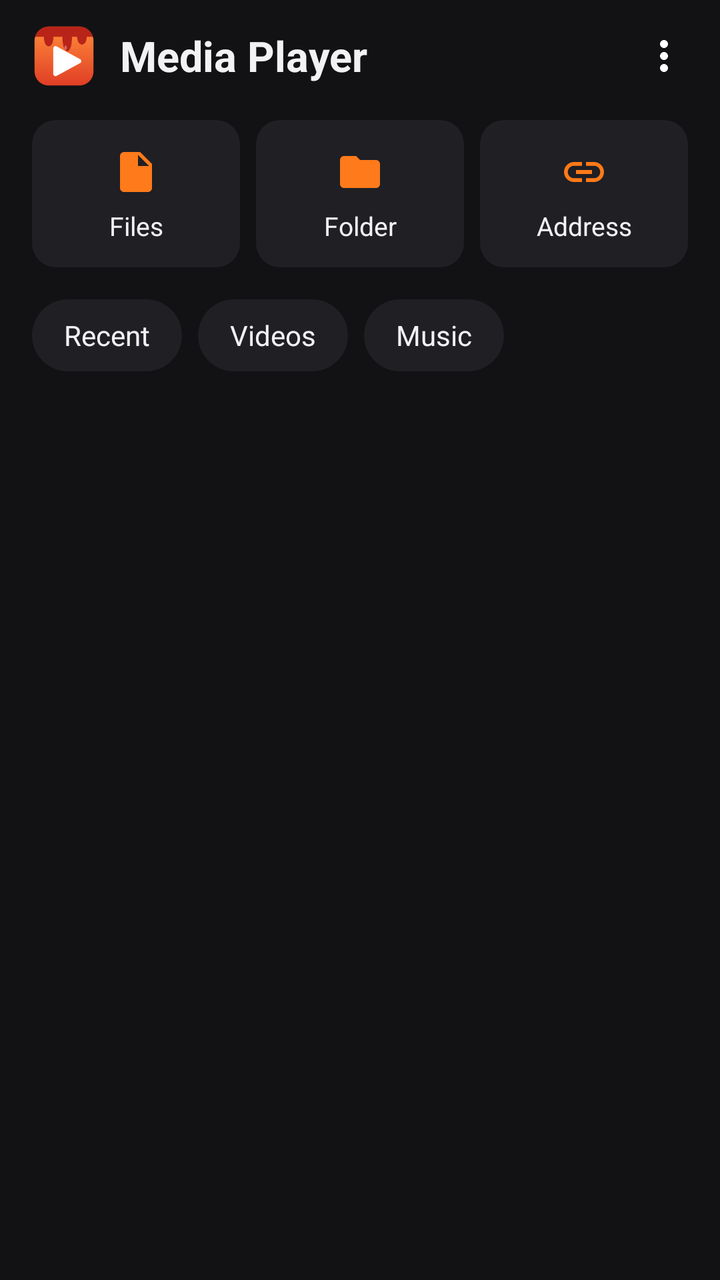
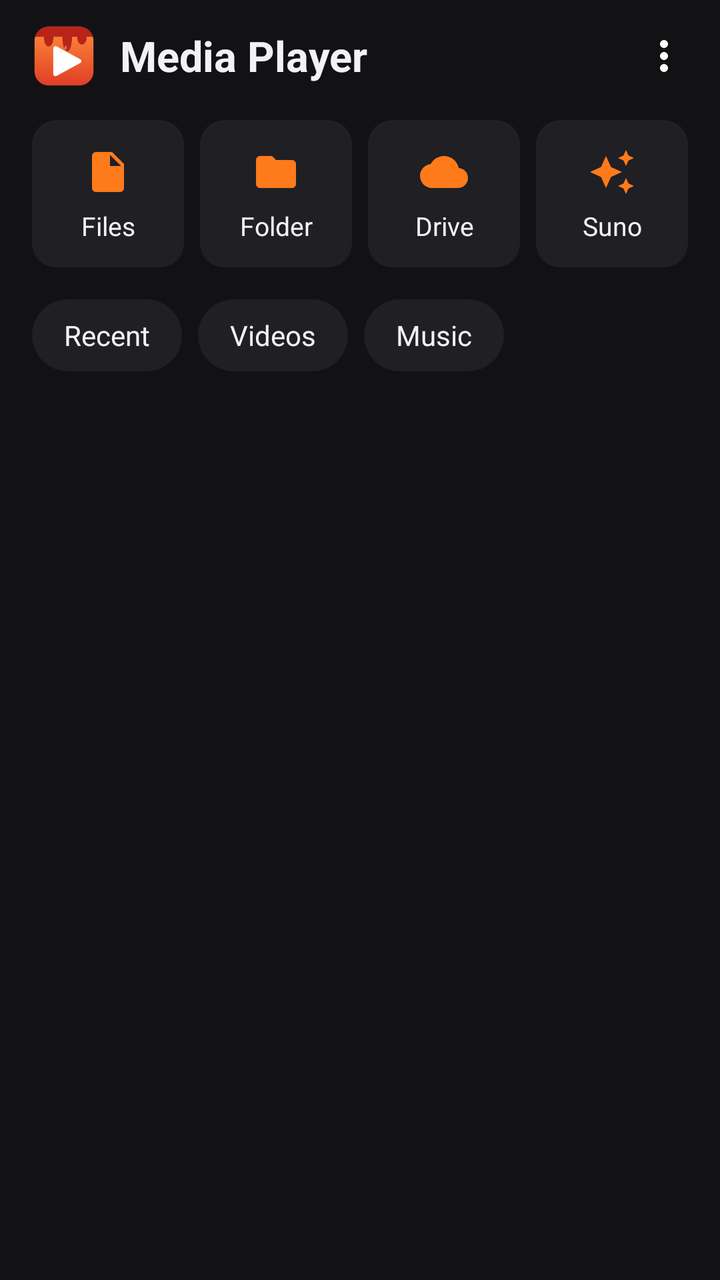

The first picture is an Android layout as it rendered before a commit; the second is the same layout after the commit. The layout source and the unified diff follow.
<!-- AndroidManifest.xml: application theme Theme.MediaPlayer -->
<!-- res/layout/activity_main.xml -->
<?xml version="1.0" encoding="utf-8"?>
<LinearLayout xmlns:android="http://schemas.android.com/apk/res/android"
    xmlns:app="http://schemas.android.com/apk/res-auto"
    android:id="@+id/root"
    android:layout_width="match_parent"
    android:layout_height="match_parent"
    android:orientation="vertical"
    android:background="@color/background">

    <LinearLayout
        android:layout_width="match_parent"
        android:layout_height="56dp"
        android:gravity="center_vertical"
        android:paddingStart="16dp"
        android:paddingEnd="4dp">
        <ImageView
            android:layout_width="32dp"
            android:layout_height="32dp"
            android:src="@mipmap/ic_launcher"
            android:importantForAccessibility="no" />
        <TextView
            android:layout_width="0dp"
            android:layout_height="wrap_content"
            android:layout_weight="1"
            android:layout_marginStart="12dp"
            android:text="@string/app_name"
            android:textColor="@color/text"
            android:textSize="21sp"
            android:textStyle="bold" />
        <ImageButton
            android:id="@+id/menu"
            style="@style/PlayerButton"
            android:src="@drawable/ic_more"
            android:contentDescription="@string/more" />
    </LinearLayout>

    <LinearLayout
        android:layout_width="match_parent"
        android:layout_height="wrap_content"
        android:paddingStart="12dp"
        android:paddingEnd="12dp">
        <TextView
            android:id="@+id/openFiles"
            style="@style/OpenButton"
            android:text="@string/open_files"
            app:drawableTopCompat="@drawable/ic_file" />
        <TextView
            android:id="@+id/openFolder"
            style="@style/OpenButton"
            android:text="@string/open_folder"
            app:drawableTopCompat="@drawable/ic_folder" />
        <TextView
            android:id="@+id/openAddress"
            style="@style/OpenButton"
            android:text="@string/open_address"
            app:drawableTopCompat="@drawable/ic_link" />
    </LinearLayout>

    <LinearLayout
        android:layout_width="match_parent"
        android:layout_height="wrap_content"
        android:paddingStart="16dp"
        android:paddingTop="12dp"
        android:paddingEnd="16dp"
        android:paddingBottom="8dp">
        <TextView android:id="@+id/tabRecent" style="@style/Chip" android:text="@string/tab_recent" />
        <TextView android:id="@+id/tabVideos" style="@style/Chip" android:text="@string/tab_videos" />
        <TextView android:id="@+id/tabMusic" style="@style/Chip" android:text="@string/tab_music" />
    </LinearLayout>

    <FrameLayout
        android:layout_width="match_parent"
        android:layout_height="0dp"
        android:layout_weight="1">
        <androidx.recyclerview.widget.RecyclerView
            android:id="@+id/list"
            android:layout_width="match_parent"
            android:layout_height="match_parent"
            android:clipToPadding="false"
            android:paddingBottom="8dp" />
        <LinearLayout
            android:id="@+id/empty"
            android:layout_width="match_parent"
            android:layout_height="wrap_content"
            android:layout_gravity="center"
            android:gravity="center"
            android:orientation="vertical"
            android:padding="32dp"
            android:visibility="gone">
            <TextView
                android:id="@+id/emptyText"
                android:layout_width="wrap_content"
                android:layout_height="wrap_content"
                android:gravity="center"
                android:textColor="@color/text_dim"
                android:textSize="16sp" />
            <Button
                android:id="@+id/allow"
                android:layout_width="wrap_content"
                android:layout_height="wrap_content"
                android:layout_marginTop="16dp"
                android:text="@string/allow"
                android:visibility="gone" />
        </LinearLayout>
    </FrameLayout>

    <LinearLayout
        android:id="@+id/nowPlaying"
        android:layout_width="match_parent"
        android:layout_height="64dp"
        android:layout_margin="8dp"
        android:background="@drawable/card"
        android:gravity="center_vertical"
        android:paddingStart="12dp"
        android:paddingEnd="4dp"
        android:visibility="gone">
        <ImageView
            android:id="@+id/nowIcon"
            android:layout_width="40dp"
            android:layout_height="40dp"
            android:padding="6dp"
            android:src="@drawable/ic_music"
            android:importantForAccessibility="no"
            app:tint="@color/accent" />
        <LinearLayout
            android:layout_width="0dp"
            android:layout_height="wrap_content"
            android:layout_weight="1"
            android:layout_marginStart="10dp"
            android:orientation="vertical">
            <TextView
                android:id="@+id/nowTitle"
                android:layout_width="match_parent"
                android:layout_height="wrap_content"
                android:ellipsize="end"
                android:maxLines="1"
                android:textColor="@color/text"
                android:textSize="15sp" />
            <TextView
                android:id="@+id/nowDetail"
                android:layout_width="match_parent"
                android:layout_height="wrap_content"
                android:ellipsize="end"
                android:maxLines="1"
                android:textColor="@color/text_dim"
                android:textSize="13sp" />
        </LinearLayout>
        <ImageButton
            android:id="@+id/nowPlay"
            style="@style/PlayerButton"
            android:src="@drawable/ic_play"
            android:contentDescription="@string/play" />
        <ImageButton
            android:id="@+id/nowNext"
            style="@style/PlayerButton"
            android:src="@drawable/ic_next"
            android:contentDescription="@string/next" />
    </LinearLayout>
</LinearLayout>
<!-- resources referenced by this layout -->
<resources>
  <color name="accent">#FFFF7A1A</color>
  <color name="background">#FF121214</color>
  <color name="text">#FFF2F2F5</color>
  <color name="text_dim">#FFA4A4AE</color>
  <!-- drawable card (drawable) -->
  <ripple xmlns:android="http://schemas.android.com/apk/res/android" android:color="#22FFFFFF">
      <item><shape><corners android:radius="12dp" /><solid android:color="@color/surface" /></shape></item>
  </ripple>
  <!-- drawable ic_link (drawable) -->
  <vector xmlns:android="http://schemas.android.com/apk/res/android"
      android:width="24dp" android:height="24dp" android:viewportWidth="24" android:viewportHeight="24"
      android:tint="?attr/colorControlNormal">
      <path android:fillColor="@android:color/white" android:pathData="M3.9,12c0,-1.71 1.39,-3.1 3.1,-3.1h4V7H7c-2.76,0 -5,2.24 -5,5s2.24,5 5,5h4v-1.9H7c-1.71,0 -3.1,-1.39 -3.1,-3.1zM8,13h8v-2H8v2zm9,-6h-4v1.9h4c1.71,0 3.1,1.39 3.1,3.1s-1.39,3.1 -3.1,3.1h-4V17h4c2.76,0 5,-2.24 5,-5s-2.24,-5 -5,-5z" />
  </vector>
  <!-- drawable ic_next (drawable) -->
  <vector xmlns:android="http://schemas.android.com/apk/res/android"
      android:width="24dp" android:height="24dp" android:viewportWidth="24" android:viewportHeight="24"
      android:tint="?attr/colorControlNormal">
      <path android:fillColor="@android:color/white" android:pathData="M6,18l8.5,-6L6,6v12zM16,6v12h2V6h-2z" />
  </vector>
  <!-- drawable ic_play (drawable) -->
  <vector xmlns:android="http://schemas.android.com/apk/res/android"
      android:width="24dp" android:height="24dp" android:viewportWidth="24" android:viewportHeight="24"
      android:tint="?attr/colorControlNormal">
      <path android:fillColor="@android:color/white" android:pathData="M8,5v14l11,-7z" />
  </vector>
  <string name="allow">Allow</string>
  <string name="app_name">Media Player</string>
  <string name="more">More</string>
  <string name="next">Next</string>
  <string name="open_address">Address</string>
  <string name="open_files">Files</string>
  <string name="open_folder">Folder</string>
  <string name="play">Play</string>
  <string name="tab_music">Music</string>
  <string name="tab_recent">Recent</string>
  <string name="tab_videos">Videos</string>
  <style name="PlayerButton">
          <item name="android:layout_width">48dp</item>
          <item name="android:layout_height">48dp</item>
          <item name="android:padding">12dp</item>
          <item name="android:scaleType">fitCenter</item>
          <item name="android:background">?attr/selectableItemBackgroundBorderless</item>
          <item name="tint">@android:color/white</item>
      </style>
  <color name="surface">#FF1F1F24</color>
  <!-- drawable chip (drawable) -->
  <selector xmlns:android="http://schemas.android.com/apk/res/android">
      <item android:state_selected="true"><shape><corners android:radius="18dp" /><solid android:color="@color/accent" /></shape></item>
      <item><shape><corners android:radius="18dp" /><solid android:color="@color/surface" /></shape></item>
  </selector>
  <style name="Dialog" parent="Theme.AppCompat.Dialog.Alert">
          <item name="colorAccent">@color/accent</item>
          <item name="android:background">@color/surface</item>
          <item name="android:textColorPrimary">@color/text</item>
          <item name="android:textColorSecondary">@color/text_dim</item>
      </style>
  <!-- unchanged entries left out for length: 8 -->
</resources>

<!-- the commit's change to res/layout/activity_main.xml (unified diff, before → after) -->
@@ -50,10 +50,15 @@
             android:text="@string/open_folder"
             app:drawableTopCompat="@drawable/ic_folder" />
         <TextView
-            android:id="@+id/openAddress"
+            android:id="@+id/openDrive"
             style="@style/OpenButton"
-            android:text="@string/open_address"
-            app:drawableTopCompat="@drawable/ic_link" />
+            android:text="@string/open_drive"
+            app:drawableTopCompat="@drawable/ic_cloud" />
+        <TextView
+            android:id="@+id/openSuno"
+            style="@style/OpenButton"
+            android:text="@string/open_suno"
+            app:drawableTopCompat="@drawable/ic_sparkle" />
     </LinearLayout>
 
     <LinearLayout
<!-- resource entries referenced after the edit -->
@@ -8,11 +8,11 @@
   <ripple xmlns:android="http://schemas.android.com/apk/res/android" android:color="#22FFFFFF">
       <item><shape><corners android:radius="12dp" /><solid android:color="@color/surface" /></shape></item>
   </ripple>
-  <!-- drawable ic_link (drawable) -->
+  <!-- drawable ic_cloud (drawable) -->
   <vector xmlns:android="http://schemas.android.com/apk/res/android"
       android:width="24dp" android:height="24dp" android:viewportWidth="24" android:viewportHeight="24"
       android:tint="?attr/colorControlNormal">
-      <path android:fillColor="@android:color/white" android:pathData="M3.9,12c0,-1.71 1.39,-3.1 3.1,-3.1h4V7H7c-2.76,0 -5,2.24 -5,5s2.24,5 5,5h4v-1.9H7c-1.71,0 -3.1,-1.39 -3.1,-3.1zM8,13h8v-2H8v2zm9,-6h-4v1.9h4c1.71,0 3.1,1.39 3.1,3.1s-1.39,3.1 -3.1,3.1h-4V17h4c2.76,0 5,-2.24 5,-5s-2.24,-5 -5,-5z" />
+      <path android:fillColor="@android:color/white" android:pathData="M19.35,10.04C18.67,6.59 15.64,4 12,4 9.11,4 6.6,5.64 5.35,8.04 2.34,8.36 0,10.91 0,14c0,3.31 2.69,6 6,6h13c2.76,0 5,-2.24 5,-5 0,-2.64 -2.05,-4.78 -4.65,-4.96z" />
   </vector>
   <!-- drawable ic_next (drawable) -->
   <vector xmlns:android="http://schemas.android.com/apk/res/android"
@@ -26,13 +26,20 @@
       android:tint="?attr/colorControlNormal">
       <path android:fillColor="@android:color/white" android:pathData="M8,5v14l11,-7z" />
   </vector>
+  <!-- drawable ic_sparkle (drawable) -->
+  <vector xmlns:android="http://schemas.android.com/apk/res/android"
+      android:width="24dp" android:height="24dp" android:viewportWidth="24" android:viewportHeight="24"
+      android:tint="?attr/colorControlNormal">
+      <path android:fillColor="@android:color/white" android:pathData="M19,9l1.25,-2.75L23,5l-2.75,-1.25L19,1l-1.25,2.75L15,5l2.75,1.25L19,9zM11.5,9.5L9,4 6.5,9.5 1,12l5.5,2.5L9,20l2.5,-5.5L17,12l-5.5,-2.5zM19,15l-1.25,2.75L15,19l2.75,1.25L19,23l1.25,-2.75L23,19l-2.75,-1.25L19,15z" />
+  </vector>
   <string name="allow">Allow</string>
   <string name="app_name">Media Player</string>
   <string name="more">More</string>
   <string name="next">Next</string>
-  <string name="open_address">Address</string>
+  <string name="open_drive">Drive</string>
   <string name="open_files">Files</string>
   <string name="open_folder">Folder</string>
+  <string name="open_suno">Suno</string>
   <string name="play">Play</string>
   <string name="tab_music">Music</string>
   <string name="tab_recent">Recent</string>
